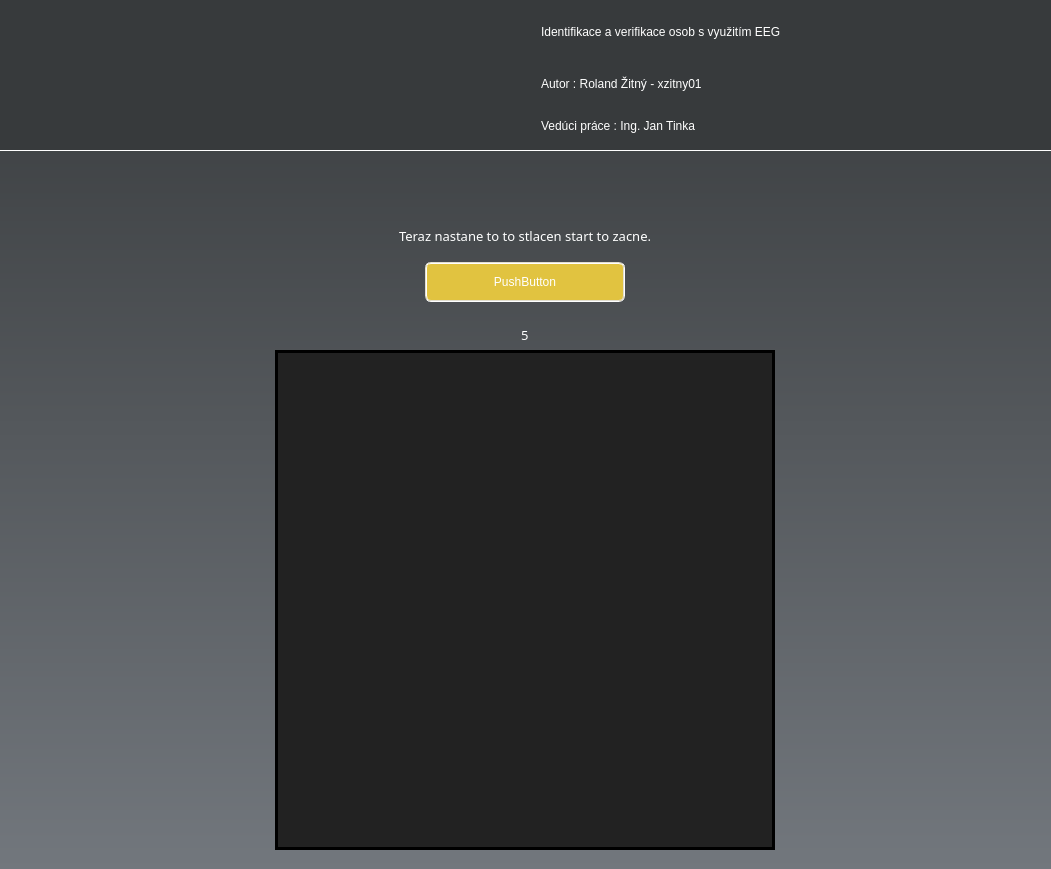
Qt form nas/gui/designs/stimuli_presentation.ui (roland-zitny/BC-NAS) before a commit.
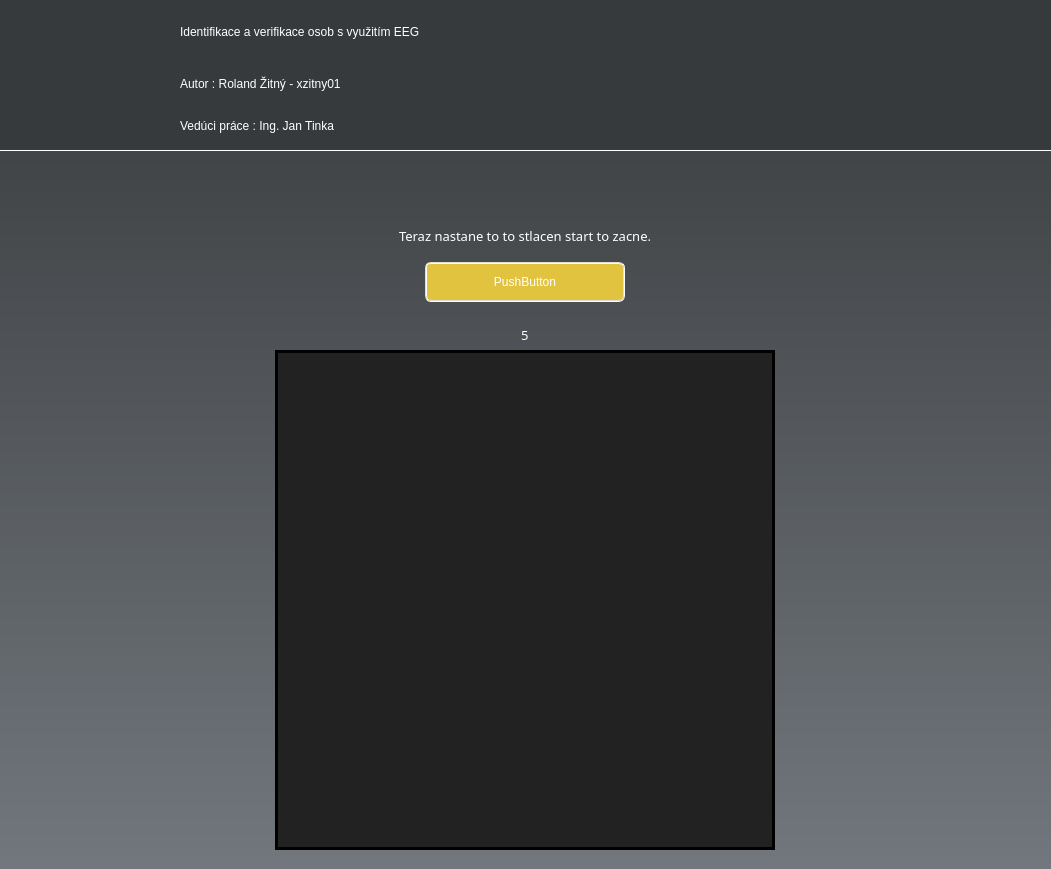
The same form after that commit. Icons and pictures are not drawn.

The edit to the form file:
```diff
--- a/nas/gui/designs/stimuli_presentation.ui
+++ b/nas/gui/designs/stimuli_presentation.ui
@@ -52,10 +52,7 @@
        <string notr="true">background-color: #373a3c;
 border-bottom: 1px solid white;</string>
       </property>
-      <layout class="QHBoxLayout" name="horizontalLayout">
-       <property name="spacing">
-        <number>30</number>
-       </property>
+      <layout class="QGridLayout" name="gridLayout" rowstretch="0" columnstretch="0,0">
        <property name="leftMargin">
         <number>0</number>
        </property>
@@ -68,7 +65,10 @@
        <property name="bottomMargin">
         <number>0</number>
        </property>
-       <item alignment="Qt::AlignLeft">
+       <property name="horizontalSpacing">
+        <number>30</number>
+       </property>
+       <item row="0" column="0">
         <widget class="QLabel" name="label">
          <property name="minimumSize">
           <size>
@@ -105,7 +105,7 @@
          </property>
         </widget>
        </item>
-       <item>
+       <item row="0" column="1">
         <layout class="QVBoxLayout" name="verticalLayout_3">
          <property name="spacing">
           <number>0</number>
```
